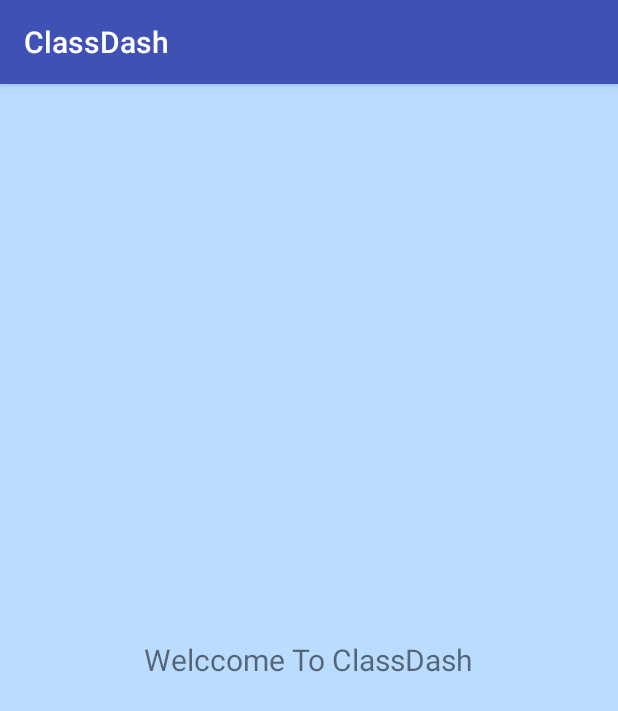
After one commit to kufel/ClassDash, an Android app: the CourseActivity screen opened directly, with no data from a screen before it, on a phone screen of 412 x 824 dp. The commit adds this screen. Shown: the top 711 px of the screen. Run offline under Robolectric (Android 15) with nearby library versions, the phone set to English and light mode, and no system bars; libraries missing offline, so code that uses them is left out: com.facebook.stetho.

Commit message:
Course Activity
Testing activity for a course view, but it's missing a nav bar

```diff
--- a/app/src/main/AndroidManifest.xml
+++ b/app/src/main/AndroidManifest.xml
@@ -20,6 +20,7 @@
             </intent-filter>
         </activity>
         <activity android:name=".Register"></activity>
+        <activity android:name=".CourseActivity"></activity>
     </application>
 
 </manifest>
--- /dev/null
+++ b/app/src/main/java/csit515/classdash/CourseActivity.java
@@ -0,0 +1,28 @@
+package csit515.classdash;
+
+import android.content.Intent;
+import android.database.Cursor;
+import android.os.Bundle;
+import android.support.design.widget.Snackbar;
+import android.support.v7.app.AppCompatActivity;
+import android.view.View;
+import android.widget.Button;
+import android.widget.EditText;
+
+import com.facebook.stetho.Stetho;
+
+import java.util.ArrayList;
+
+/**
+ * Created by Kufel on 4/9/2017.
+ */
+
+public class CourseActivity extends AppCompatActivity {
+
+    @Override
+    protected void onCreate(Bundle savedInstanceState) {
+        super.onCreate(savedInstanceState);
+        setContentView(R.layout.activity_course);
+
+    }
+}
--- a/app/src/main/java/csit515/classdash/SQL.java
+++ b/app/src/main/java/csit515/classdash/SQL.java
@@ -15,6 +15,7 @@ public class SQL {
     }
 
     private void userSQL() {
+        //mydb.insertUser("Test", "Test", "test@test.com", "pass", "", 1);
         mydb.insertUser("Nick", "Garcia", "nick@aol.com", "pass", "", 1);
         mydb.insertUser("Josh", "Garcia", "josh@gmail.com", "pass", "", 1);
     }
--- /dev/null
+++ b/app/src/main/res/layout/activity_course.xml
@@ -0,0 +1,18 @@
+<?xml version="1.0" encoding="utf-8"?>
+<LinearLayout xmlns:android="http://schemas.android.com/apk/res/android"
+    xmlns:app="http://schemas.android.com/apk/res-auto"
+    xmlns:tools="http://schemas.android.com/tools"
+    android:layout_width="match_parent"
+    android:layout_height="match_parent"
+    android:orientation="vertical"
+    android:gravity="center"
+    android:background="#b9dcff"
+    tools:context="csit515.classdash.CourseActivity">
+
+    <TextView
+        android:layout_width="wrap_content"
+        android:layout_height="wrap_content"
+        android:textSize="20sp"
+        android:text="Welccome To ClassDash" />
+
+</LinearLayout>
--- a/build.gradle
+++ b/build.gradle
@@ -5,7 +5,7 @@ buildscript {
         jcenter()
     }
     dependencies {
-        classpath 'com.android.tools.build:gradle:2.3.0'
+        classpath 'com.android.tools.build:gradle:2.3.1'
 
         // NOTE: Do not place your application dependencies here; they belong
         // in the individual module build.gradle files
```
Also changed, not shown: app/src/main/java/csit515/classdash/FragmentCourses.java (+13 -0 lines), app/src/main/res/layout/activity_login.xml (+6 -2 lines).
